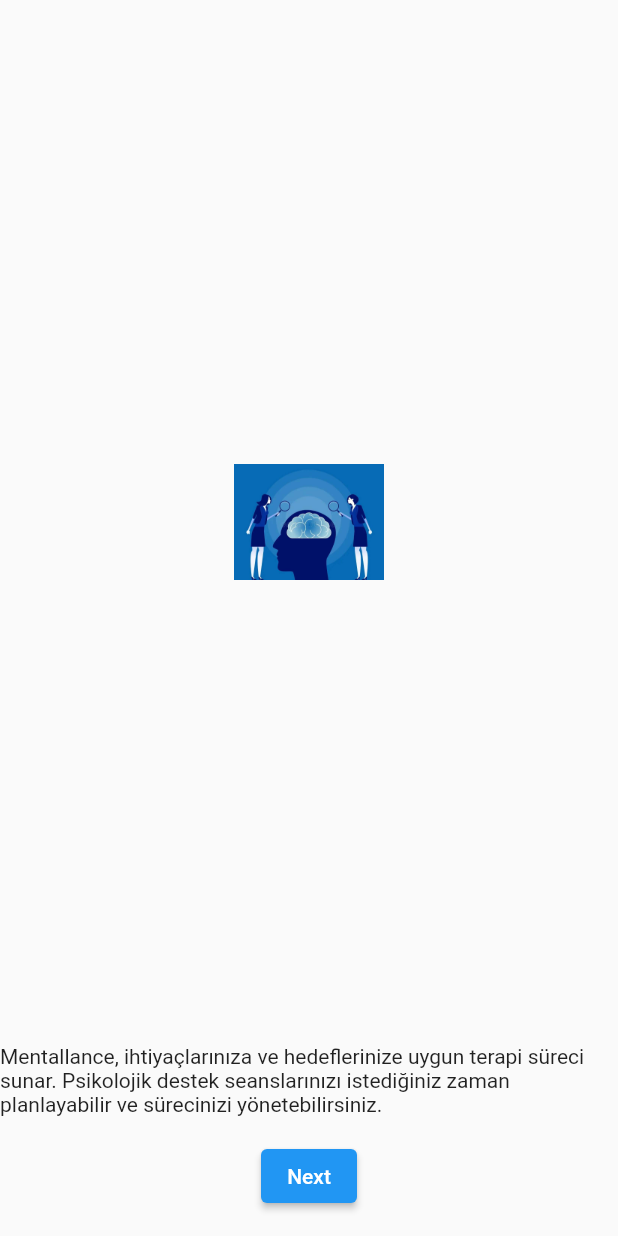
After one commit to Ueliaz/mentallance, a Flutter app: the SplashScreen screen opened directly, after a tap on "Next", on a phone screen of 412 x 824 dp. The commit adds this screen. Run offline on Flutter 3.47's test engine with Material 2 defaults, Android fonts, the phone set to English and light mode, and no system bars; our stand-ins replace cloud_firestore, firebase_auth, firebase_core, logger; accounts and stored records are empty.

Commit message:
introduction pages done.

```diff
--- a/lib/components/assets.dart
+++ b/lib/components/assets.dart
@@ -1 +1,4 @@
 const logo = 'assets/logo.png';
+const page_1 = 'assets/page_1.png';
+const page_2 = 'assets/page_2.png';
+const page_3 = 'assets/page_3.png';
--- /dev/null
+++ b/lib/view/introduction_page/introduction.dart
@@ -0,0 +1,136 @@
+import 'package:flutter/material.dart';
+
+class MyApp extends StatelessWidget {
+  @override
+  Widget build(BuildContext context) {
+    return MaterialApp(
+      home: SplashScreen(),
+    );
+  }
+}
+
+class SplashScreen extends StatefulWidget {
+  @override
+  _SplashScreenState createState() => _SplashScreenState();
+}
+
+class _SplashScreenState extends State<SplashScreen> {
+  int _currentPageIndex = 0;
+
+  final List<Widget> _pages = [
+    PageOne(),
+    PageTwo(),
+    PageThree(),
+  ];
+
+  void _nextPage() {
+    if (_currentPageIndex < _pages.length - 1) {
+      setState(() {
+        _currentPageIndex++;
+      });
+    }
+  }
+
+  void _finish() {
+    // Burada uygulamanın ana sayfasına yönlendirmek veya başka bir işlem yapmak isteyebilirsiniz.
+    // Örnek olarak, Navigator.push ile ana sayfaya yönlendirme yapabilirsiniz.
+  }
+
+  Widget _getPageLogo(int index) {
+    switch (index) {
+      case 0:
+        return Image.asset('assets/page_1.png', width: 100);
+      case 1:
+        return Image.asset('assets/page_2.png', width: 100);
+      case 2:
+        return Image.asset('assets/page_3.png', width: 100);
+      default:
+        return Container();
+    }
+  }
+
+  @override
+  Widget build(BuildContext context) {
+    return Scaffold(
+      body: Column(
+        mainAxisAlignment: MainAxisAlignment.center,
+        children: [
+          Expanded(
+            child: Center(
+              child: _getPageLogo(_currentPageIndex),
+            ),
+          ),
+          _pages[_currentPageIndex],
+          Center(
+            child: Padding(
+              padding: EdgeInsets.all(16.0),
+              child: Row(
+                mainAxisAlignment: MainAxisAlignment.center,
+                children: [
+                  if (_currentPageIndex < _pages.length - 1)
+                    ElevatedButton(
+                      onPressed: _nextPage,
+                      style: ElevatedButton.styleFrom(
+                        padding: EdgeInsets.symmetric(vertical: 8, horizontal: 16),
+                      ),
+                      child: Text('Next'),
+                    ),
+                  if (_currentPageIndex == _pages.length - 1)
+                    ElevatedButton(
+                      onPressed: _finish,
+                      style: ElevatedButton.styleFrom(
+                        padding: EdgeInsets.symmetric(vertical: 8, horizontal: 16),
+                      ),
+                      child: Text('Finish'),
+                    ),
+                ],
+              ),
+            ),
+          ),
+        ],
+      ),
+    );
+  }
+}
+
+class PageOne extends StatelessWidget {
+  @override
+  Widget build(BuildContext context) {
+    return Center(
+      child: Column(
+        mainAxisAlignment: MainAxisAlignment.center,
+        children: [
+          Text("Mentallance, psikologlar ve danışanlar arasında interaktif bir deneyim sunan yenilikçi bir mobil uygulamadır. Artık psikolojik destek ve danışmanlık ihtiyaçlarınızı uygulama üzerinden kolayca sağlayabilirsiniz."),
+        ],
+      ),
+    );
+  }
+}
+
+class PageTwo extends StatelessWidget {
+  @override
+  Widget build(BuildContext context) {
+    return Center(
+      child: Column(
+        mainAxisAlignment: MainAxisAlignment.center,
+        children: [
+          Text("Mentallance, ihtiyaçlarınıza ve hedeflerinize uygun terapi süreci sunar. Psikolojik destek seanslarınızı istediğiniz zaman planlayabilir ve sürecinizi yönetebilirsiniz."),
+        ],
+      ),
+    );
+  }
+}
+
+class PageThree extends StatelessWidget {
+  @override
+  Widget build(BuildContext context) {
+    return Center(
+      child: Column(
+        mainAxisAlignment: MainAxisAlignment.center,
+        children: [
+          Text("Mentallance ile psikolojik desteğe ulaşmak artık daha kolay ve erişilebilir. Hayatınızı daha iyi bir zihinsel sağlıkla yaşamak için hemen Mentallance'i indirin ve psikolojiyi cebinize taşıyın!"),
+        ],
+      ),
+    );
+  }
+}
```
Also changed, not shown: assets/page_1.png (added), assets/page_2.png (added), assets/page_3.png (added), 2 other files.
